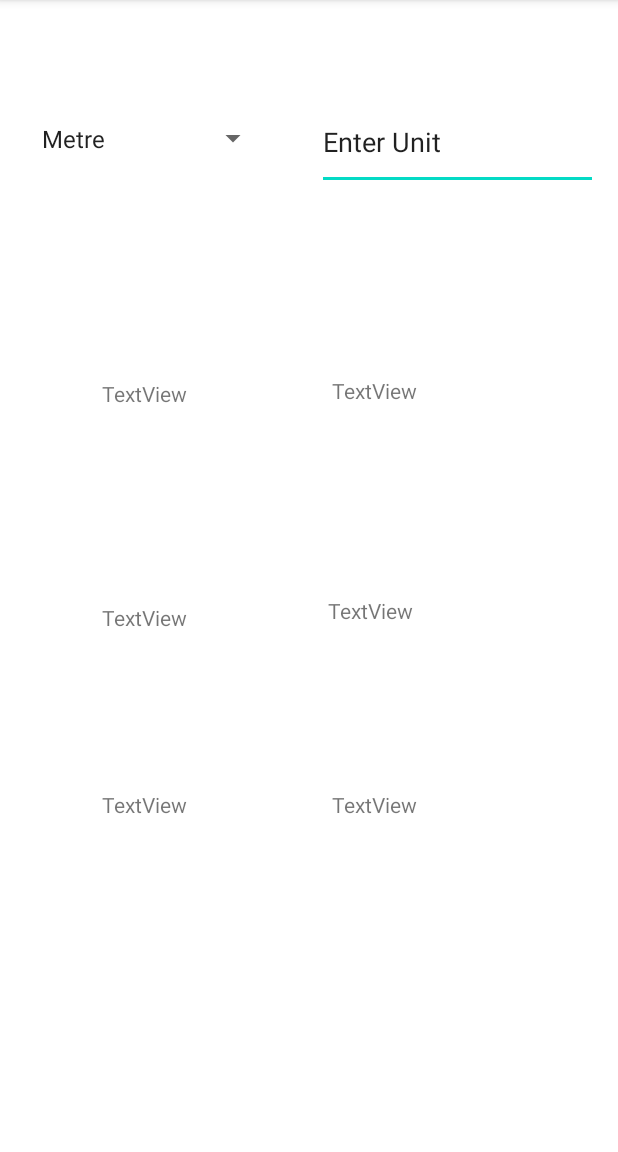
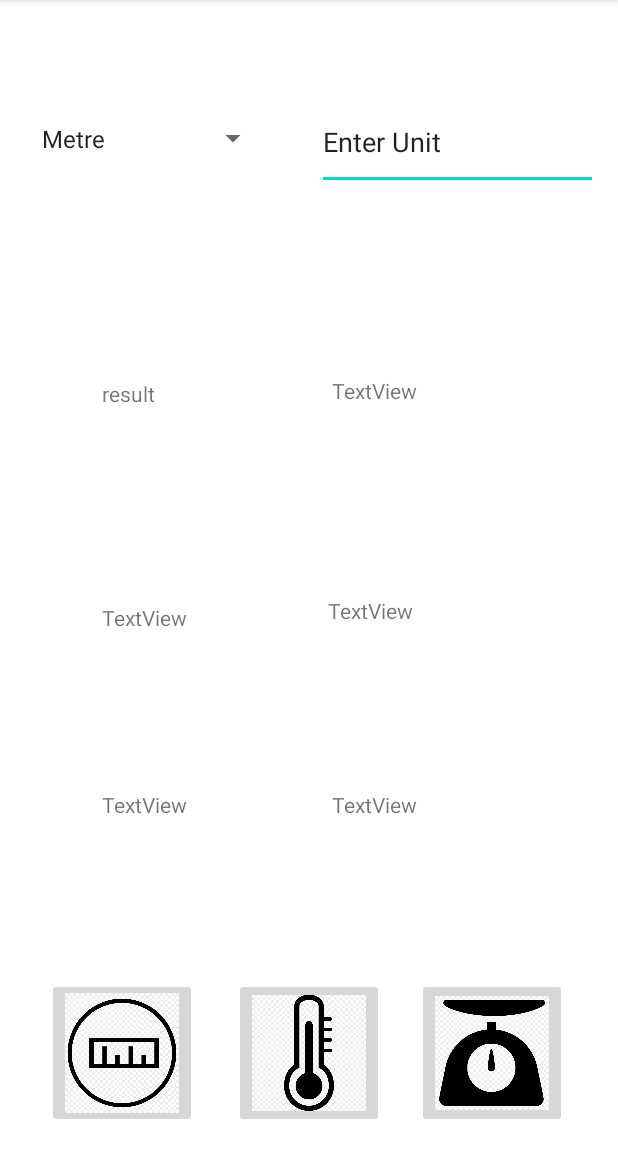
Before and after one commit to MarshalWelgama/SIT305, an Android app: the screen it shows after launch (MainActivity), on a phone screen of 412 x 824 dp, the part 84-1236 px from its top. Run offline under Robolectric (Android 15) with nearby library versions, the phone set to English and light mode, and no system bars.

Commit message:
new: Measurements displayed

```diff
--- a/UnitConverter/app/src/main/java/com/example/unit_converter/MainActivity.java
+++ b/UnitConverter/app/src/main/java/com/example/unit_converter/MainActivity.java
@@ -3,22 +3,82 @@ package com.example.unit_converter;
 import androidx.appcompat.app.AppCompatActivity;
 
 import android.os.Bundle;
+import android.view.View;
 import android.widget.ArrayAdapter;
+import android.widget.EditText;
+import android.widget.ImageButton;
 import android.widget.Spinner;
+import android.widget.TextView;
+import android.widget.Toast;
 
 public class MainActivity extends AppCompatActivity {
+    // initializing variable types
     Spinner measurementSpinner;
+    ImageButton measurementButton, temperatureButton, weightButton;
+    TextView result1, result2, result3, unit1, unit2, unit3;
+    EditText inputUnit;
+
 
     @Override
     protected void onCreate(Bundle savedInstanceState) {
         super.onCreate(savedInstanceState);
         setContentView(R.layout.activity_main);
+        // linking variable to layout
+        inputUnit = (EditText) findViewById(R.id.inputUnit);
+        measurementSpinner = (Spinner) findViewById(R.id.selection);
+        measurementButton = (ImageButton) findViewById(R.id.measurementButton);
+        weightButton = (ImageButton) findViewById(R.id.weightButton);
+        temperatureButton = (ImageButton) findViewById(R.id.temperatureButton);
+        result1 = (TextView) findViewById(R.id.result1);
+        result2 = (TextView) findViewById(R.id.result2);
+        result3 = (TextView) findViewById(R.id.result3);
+        unit1 = (TextView) findViewById(R.id.unit1);
+        unit2 = (TextView) findViewById(R.id.unit2);
+        unit3 = (TextView) findViewById(R.id.unit3);
 
-        measurementSpinner = (Spinner) findViewById(R.id.selection);
-
+        //setting selections for dropdown menu
         ArrayAdapter<String> adapter = new ArrayAdapter<String>(this,
                 android.R.layout.simple_spinner_item,
                 getResources().getStringArray(R.array.listMeasurements));
         measurementSpinner.setAdapter(adapter);
+
+        measurementButton.setOnClickListener(new View.OnClickListener(){
+            @Override
+            public void onClick(View view) {
+                if (measurementSpinner.getSelectedItemPosition() != 0) {
+                    Toast.makeText(getApplicationContext(), "Please select the correct conversion icon", Toast.LENGTH_SHORT).show();
+
+                }
+                try {
+                    measurementHandler(Float.parseFloat(inputUnit.getText().toString()));
+                } catch (Exception e) {
+                    Toast.makeText(getApplicationContext(), "Please enter a number! Error: "+ e.getClass(), Toast.LENGTH_SHORT).show();
+                }
+
+                }
+
+            });
+        //do onClick for the other buttons
+        };
+
+
+    public void measurementHandler (Float input) {
+        String centimetre = String.format("%.2f", input*100);
+        String foot = String.format("%.2f", input*3.28);
+        String inches = String.format("%.2f", input*39.37);
+        result1.setText(centimetre);
+        result2.setText(foot);
+        result3.setText(inches);
+        unit1.setText("Centemetres");
+        unit2.setText("Foot");
+        unit3.setText("Inches");
+
+    }
+    public void temperatureHandler (float input) { //do temps
+
+    }
+
+    public void weightHandler (float input) { //do weights
+
     }
 }
--- a/UnitConverter/app/src/main/res/layout/activity_main.xml
+++ b/UnitConverter/app/src/main/res/layout/activity_main.xml
@@ -39,7 +39,7 @@
         android:layout_height="85dp"
         android:layout_marginStart="68dp"
         android:layout_marginTop="133dp"
-        android:text="TextView"
+        android:text="@string/result1"
         app:layout_constraintStart_toStartOf="parent"
         app:layout_constraintTop_toBottomOf="@+id/selection" />
 
@@ -93,4 +93,43 @@
         app:layout_constraintBottom_toBottomOf="parent"
         app:layout_constraintEnd_toEndOf="parent" />
 
+    <ImageButton
+        android:id="@+id/temperatureButton"
+        android:layout_width="100dp"
+        android:layout_height="100dp"
+        android:layout_marginStart="24dp"
+        android:layout_marginEnd="22dp"
+        android:layout_marginBottom="16dp"
+        android:scaleType="fitCenter"
+        app:layout_constraintBottom_toBottomOf="parent"
+        app:layout_constraintEnd_toStartOf="@+id/weightButton"
+        app:layout_constraintStart_toEndOf="@+id/measurementButton"
+        app:srcCompat="@drawable/temperature"
+        android:contentDescription="@string/temperature_button"/>
+
+    <ImageButton
+        android:id="@+id/measurementButton"
+        android:layout_width="100dp"
+        android:layout_height="100dp"
+        android:layout_marginStart="31dp"
+        android:layout_marginBottom="16dp"
+        android:scaleType="fitCenter"
+        app:layout_constraintBottom_toBottomOf="parent"
+        app:layout_constraintStart_toStartOf="parent"
+        app:srcCompat="@drawable/measurement"
+        android:contentDescription="@string/measurement_button"/>
+
+    <ImageButton
+        android:id="@+id/weightButton"
+        android:layout_width="100dp"
+        android:layout_height="100dp"
+        android:layout_marginEnd="34dp"
+        android:layout_marginBottom="16dp"
+        android:scaleType="fitCenter"
+        app:layout_constraintBottom_toBottomOf="parent"
+        app:layout_constraintEnd_toEndOf="parent"
+        app:srcCompat="@drawable/weight"
+        android:contentDescription="@string/weight_button"/>
+
+
 </androidx.constraintlayout.widget.ConstraintLayout>
--- a/UnitConverter/app/src/main/res/values/strings.xml
+++ b/UnitConverter/app/src/main/res/values/strings.xml
@@ -1,9 +1,13 @@
 <resources>
     <string name="app_name">Unit-Converter</string>
     <string name ="inputUnit">Enter Unit</string>
+    <string name="measurement_button">Measurement Button</string>
+    <string name="weight_button">Weight Button</string>
+    <string name="temperature_button">Temperature Button</string>
     <string-array name="listMeasurements">
         <item>Metre</item>
         <item>Celsius</item>
         <item>Kilograms</item>
     </string-array>
+    <string name="result1">result</string>
 </resources>
```
Also changed, not shown: UnitConverter/app/src/main/res/drawable/measurement.png (added), UnitConverter/app/src/main/res/drawable/temperature.png (added), UnitConverter/app/src/main/res/drawable/weight.png (added), 6 other files.
